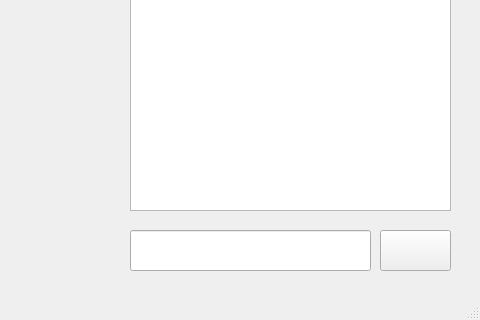
First picture: the form in layout/chat.ui, repository AlbatovK/PyChat, before the edit; both pictures show x 320 to 800 and y 280 to 600 of the 800 by 600 pixel window.
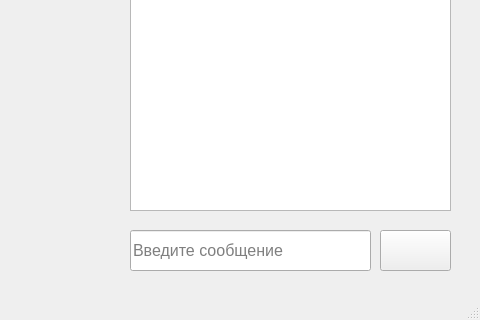
Second picture: the form after the edit.

The edit to the form file:
```diff
--- a/layout/chat.ui
+++ b/layout/chat.ui
@@ -60,6 +60,14 @@
       <height>41</height>
      </rect>
     </property>
+    <property name="font">
+     <font>
+      <pointsize>12</pointsize>
+     </font>
+    </property>
+    <property name="placeholderText">
+     <string>Введите сообщение</string>
+    </property>
    </widget>
    <widget class="QListWidget" name="messages_list">
     <property name="geometry">
```
Left out of the diff: 19 changed lines with no effect on the pictures.
